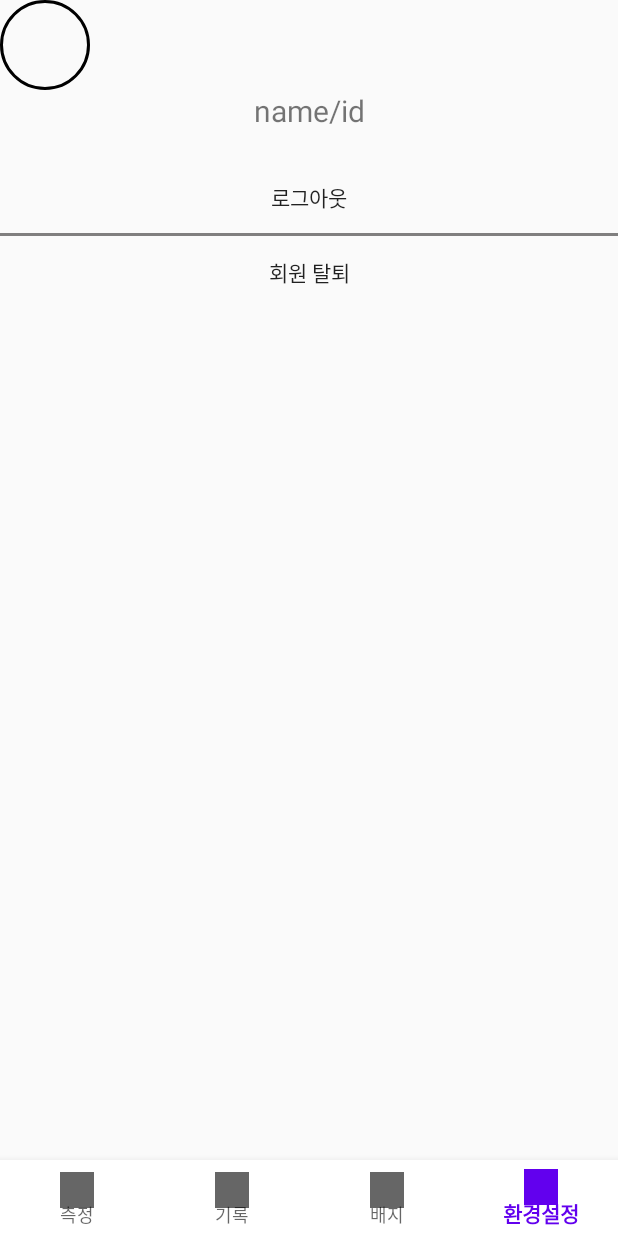
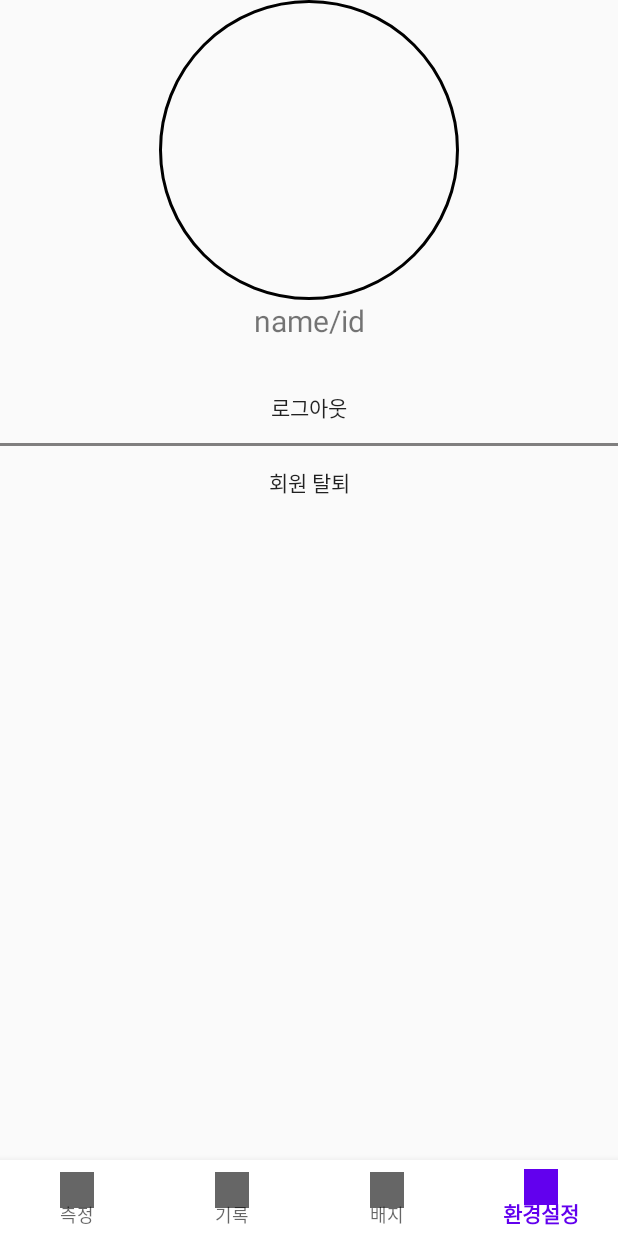
Before and after one commit to slpjenny/LetsGoHiking, an Android app: the screen it shows after launch (MainActivity), item 4 of the bottom bar chosen, on a phone screen of 412 x 824 dp. Run offline under Robolectric (Android 15) with nearby library versions, the phone set to English and light mode, and no system bars; our stand-ins replace CircleImageView, Firebase (no records; nobody signed in at launch, a user with empty details on screens opened directly); libraries missing offline, so code that uses them is left out: com.naver.maps; 7 statements that could not run were skipped.

Commit message:
CircleImageView 사이즈 키우고 중앙으로 옮김

```diff
--- a/app/src/main/res/layout/fragment_setting.xml
+++ b/app/src/main/res/layout/fragment_setting.xml
@@ -7,9 +7,9 @@
 
     <de.hdodenhof.circleimageview.CircleImageView
         android:id="@+id/user_profile"
-        android:layout_width="60dp"
-        android:layout_height="60dp"
-        android:layout_gravity="center_vertical"
+        android:layout_width="200dp"
+        android:layout_height="200dp"
+        android:layout_gravity="center_horizontal"
         app:civ_border_color="#FF000000"
         app:civ_border_width="2dp" />
 
```
